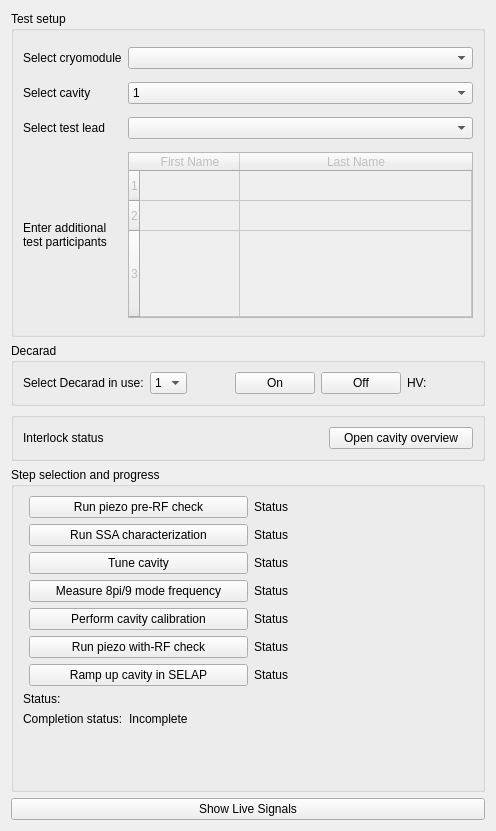
Qt form cavity_commissioning/gui/commissioning.ui (slaclab/rf_commissioning) before a commit.
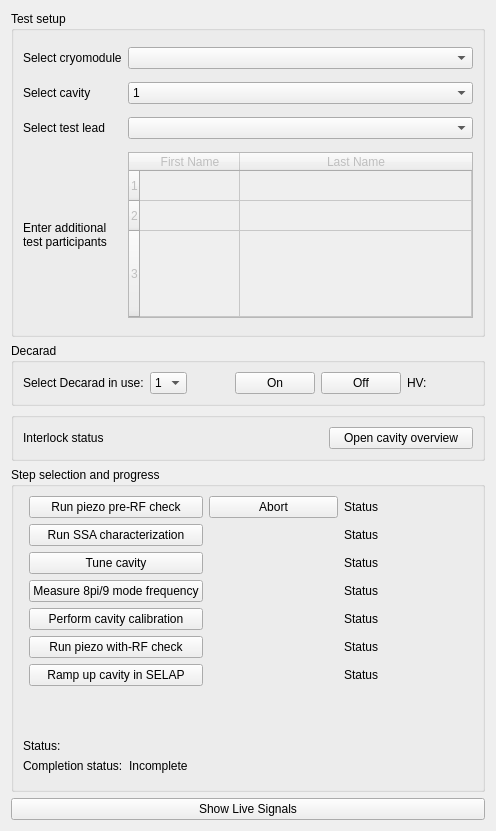
The same form after that commit. Custom widgets are drawn as their Qt base class.

Commit message: adding abort button for piezo pre rf callback chain

```diff
--- a/cavity_commissioning/gui/commissioning.ui
+++ b/cavity_commissioning/gui/commissioning.ui
@@ -382,7 +382,63 @@
       <string>Step selection and progress</string>
      </property>
      <layout class="QGridLayout" name="gridLayout_4">
-      <item row="0" column="0">
+      <item row="5" column="1">
+       <widget class="QPushButton" name="button_piezo_withrf">
+        <property name="text">
+         <string>Run piezo with-RF check</string>
+        </property>
+       </widget>
+      </item>
+      <item row="5" column="3">
+       <widget class="QLabel" name="label_piezo_withrf">
+        <property name="text">
+         <string>Status</string>
+        </property>
+       </widget>
+      </item>
+      <item row="1" column="1">
+       <widget class="QPushButton" name="button_ssa_char">
+        <property name="text">
+         <string>Run SSA characterization</string>
+        </property>
+       </widget>
+      </item>
+      <item row="6" column="1">
+       <widget class="QPushButton" name="button_selap_rampup">
+        <property name="text">
+         <string>Ramp up cavity in SELAP</string>
+        </property>
+       </widget>
+      </item>
+      <item row="4" column="3">
+       <widget class="QLabel" name="label_cavity_calibration">
+        <property name="text">
+         <string>Status</string>
+        </property>
+       </widget>
+      </item>
+      <item row="2" column="3">
+       <widget class="QLabel" name="label_tune_cavity">
+        <property name="text">
+         <string>Status</string>
+        </property>
+       </widget>
+      </item>
+      <item row="6" column="3">
+       <widget class="QLabel" name="label_selap_rampup">
+        <property name="text">
+         <string>Status</string>
+        </property>
+       </widget>
+      </item>
+      <item row="0" column="1">
+       <widget class="QPushButton" name="button_piezo_prerf">
+        <property name="text">
+         <string>Run piezo pre-RF check</string>
+        </property>
+       </widget>
+      </item>
+      <item row="0" column="0" rowspan="8">
        <widget class="PyDMDrawingLine" name="PyDMDrawingLine">
         <property name="sizePolicy">
          <sizepolicy hsizetype="Maximum" vsizetype="Minimum">
@@ -401,7 +457,14 @@
         </property>
        </widget>
       </item>
-      <item row="1" column="0" colspan="2">
+      <item row="1" column="3">
+       <widget class="QLabel" name="label_ssa_char">
+        <property name="text">
+         <string>Status</string>
+        </property>
+       </widget>
+      </item>
+      <item row="8" column="0" colspan="4">
        <layout class="QFormLayout" name="formLayout">
         <item row="1" column="0">
          <widget class="QLabel" name="label_17">
@@ -433,107 +496,47 @@
         </item>
        </layout>
       </item>
-      <item row="0" column="1">
-       <layout class="QGridLayout" name="gridLayout_5">
-        <item row="2" column="0">
-         <widget class="QPushButton" name="button_tune_cavity">
-          <property name="text">
-           <string>Tune cavity</string>
-          </property>
-         </widget>
-        </item>
-        <item row="6" column="1">
-         <widget class="QLabel" name="label_selap_rampup">
-          <property name="text">
-           <string>Status</string>
-          </property>
-         </widget>
-        </item>
-        <item row="4" column="1">
-         <widget class="QLabel" name="label_cavity_calibration">
-          <property name="text">
-           <string>Status</string>
-          </property>
-         </widget>
-        </item>
-        <item row="0" column="1">
-         <widget class="QLabel" name="label_piezo_prerf">
-          <property name="text">
-           <string>Status</string>
-          </property>
-         </widget>
-        </item>
-        <item row="6" column="0">
-         <widget class="QPushButton" name="button_selap_rampup">
-          <property name="text">
-           <string>Ramp up cavity in SELAP</string>
-          </property>
-         </widget>
-        </item>
-        <item row="3" column="1">
-         <widget class="QLabel" name="label_measure_8pi9">
-          <property name="text">
-           <string>Status</string>
-          </property>
-         </widget>
-        </item>
-        <item row="5" column="1">
-         <widget class="QLabel" name="label_piezo_withrf">
-          <property name="text">
-           <string>Status</string>
-          </property>
-         </widget>
-        </item>
-        <item row="5" column="0">
-         <widget class="QPushButton" name="button_piezo_withrf">
-          <property name="text">
-           <string>Run piezo with-RF check</string>
-          </property>
-         </widget>
-        </item>
-        <item row="0" column="0">
-         <widget class="QPushButton" name="button_piezo_prerf">
-          <property name="text">
-           <string>Run piezo pre-RF check</string>
-          </property>
-         </widget>
-        </item>
-        <item row="1" column="0">
-         <widget class="QPushButton" name="button_ssa_char">
-          <property name="text">
-           <string>Run SSA characterization</string>
-          </property>
-         </widget>
-        </item>
-        <item row="4" column="0">
-         <widget class="QPushButton" name="button_cavity_calibration">
-          <property name="text">
-           <string>Perform cavity calibration</string>
-          </property>
-         </widget>
-        </item>
-        <item row="2" column="1">
-         <widget class="QLabel" name="label_tune_cavity">
-          <property name="text">
-           <string>Status</string>
-          </property>
-         </widget>
-        </item>
-        <item row="1" column="1">
-         <widget class="QLabel" name="label_ssa_char">
-          <property name="text">
-           <string>Status</string>
-          </property>
-         </widget>
-        </item>
-        <item row="3" column="0">
-         <widget class="QPushButton" name="button_measure_8pi9">
-          <property name="text">
-           <string>Measure 8pi/9 mode frequency</string>
-          </property>
-         </widget>
-        </item>
-       </layout>
+      <item row="4" column="1">
+       <widget class="QPushButton" name="button_cavity_calibration">
+        <property name="text">
+         <string>Perform cavity calibration</string>
+        </property>
+       </widget>
+      </item>
+      <item row="3" column="1">
+       <widget class="QPushButton" name="button_measure_8pi9">
+        <property name="text">
+         <string>Measure 8pi/9 mode frequency</string>
+        </property>
+       </widget>
+      </item>
+      <item row="3" column="3">
+       <widget class="QLabel" name="label_measure_8pi9">
+        <property name="text">
+         <string>Status</string>
+        </property>
+       </widget>
+      </item>
+      <item row="2" column="1">
+       <widget class="QPushButton" name="button_tune_cavity">
+        <property name="text">
+         <string>Tune cavity</string>
+        </property>
+       </widget>
+      </item>
+      <item row="0" column="3">
+       <widget class="QLabel" name="label_piezo_prerf">
+        <property name="text">
+         <string>Status</string>
+        </property>
+       </widget>
+      </item>
+      <item row="0" column="2">
+       <widget class="QPushButton" name="piezo_prerf_abort_button">
+        <property name="text">
+         <string>Abort</string>
+        </property>
+       </widget>
       </item>
      </layout>
     </widget>
```
Left out of the diff: 122 changed lines with no effect on the pictures. The commit also changes 2 other files.
